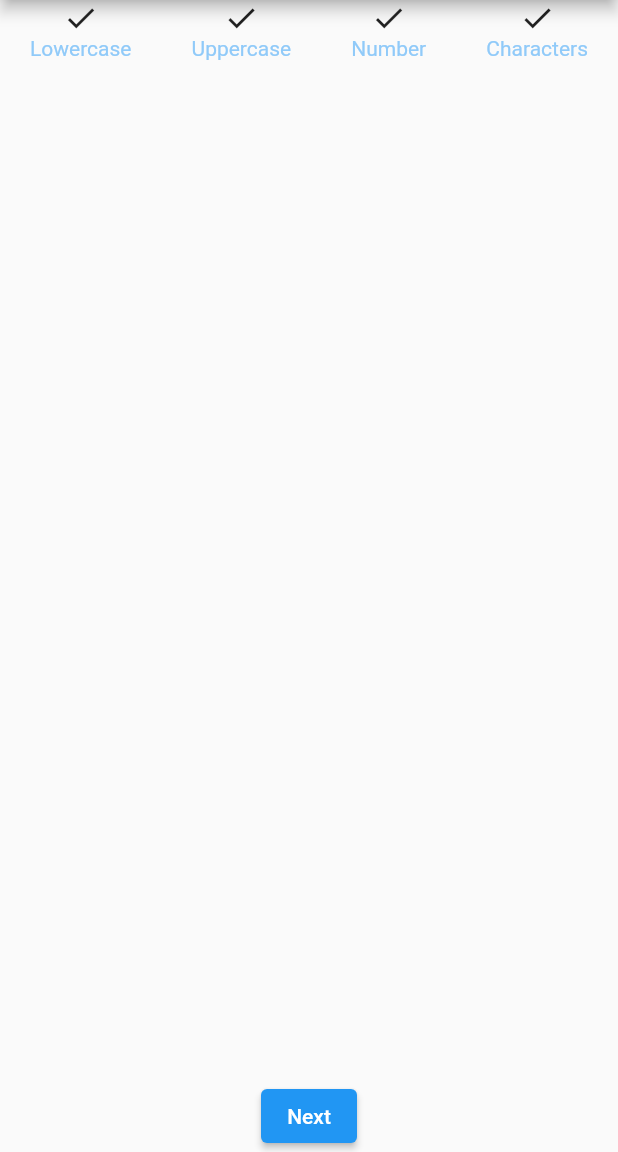
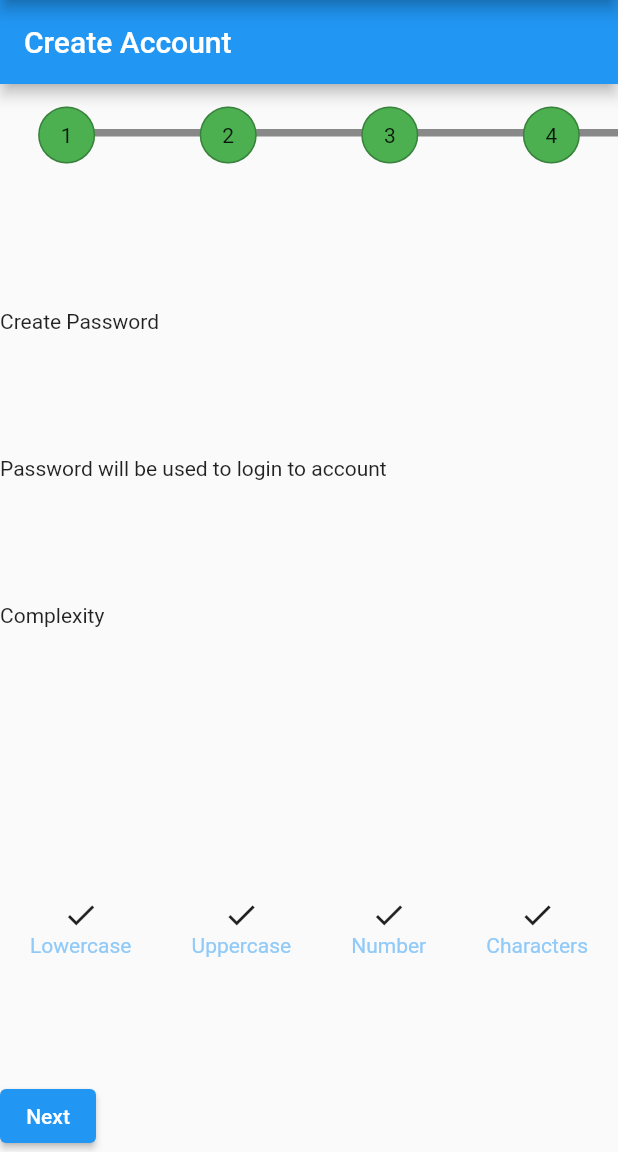
Before and after one commit to prgrm274/flutter_project, a Flutter app: the screen it shows after launch, after a tap on "Next", on a phone screen of 412 x 824 dp, the part 84-1236 px from its top. Run offline on Flutter 3.47's test engine with Material 2 defaults, Android fonts, the phone set to English and light mode, and no system bars.

Commit message:
screen1 design to screen2

```diff
--- a/lib/presentation/pages/screen1/screen1.dart
+++ b/lib/presentation/pages/screen1/screen1.dart
@@ -14,6 +14,7 @@ class Screen1 extends StatelessWidget {
     return MaterialApp(
       debugShowCheckedModeBanner: false,
       home: Scaffold(
+        backgroundColor: Colors.blue[500],
         body: Column(
           mainAxisAlignment: MainAxisAlignment.spaceBetween,
           crossAxisAlignment: CrossAxisAlignment.start,
--- a/lib/presentation/pages/screen2/row_aa1239.dart
+++ b/lib/presentation/pages/screen2/row_aa1239.dart
@@ -1,6 +1,9 @@
 import 'package:flutter/material.dart';
+import 'package:project/bloc/password_bloc.dart';
 
 class RowAa1239 extends StatelessWidget {
+  final PasswordBloc _passwordBloc = PasswordBloc();
+
   var isCorrect = false;
 
   RowAa1239({required this.isCorrect});
--- a/lib/presentation/pages/screen2/screen2.dart
+++ b/lib/presentation/pages/screen2/screen2.dart
@@ -2,19 +2,32 @@ import 'dart:developer';
 
 import 'package:flutter/material.dart';
 import 'package:project/const/strings_constants.dart';
+import 'package:project/presentation/pages/custom/row_circles.dart';
 import 'package:project/presentation/pages/screen2/row_aa1239.dart';
 
 class Screen2 extends StatelessWidget {
-
   bool isCorrect = true;
 
   @override
   Widget build(BuildContext context) {
     return MaterialApp(
       home: Scaffold(
+        appBar: AppBar(
+          title: Text('Create Account'),
+          actions: [
+
+          ],
+        ),
         body: Column(
           mainAxisAlignment: MainAxisAlignment.spaceBetween,
+          crossAxisAlignment: CrossAxisAlignment.start,
           children: [
+            RowCircles(color: Colors.green,),
+            Text('Create Password'),
+            Text('Password will be used to login to account'),
+            /// text password
+            Text('Complexity'),
+            Text(''),
             RowAa1239(isCorrect: isCorrect,),
             ElevatedButton(
               onPressed: () {
@@ -25,6 +38,7 @@ class Screen2 extends StatelessWidget {
           ],
         ),
       ),
+      debugShowCheckedModeBanner: false,
     );
   }
 }
```
